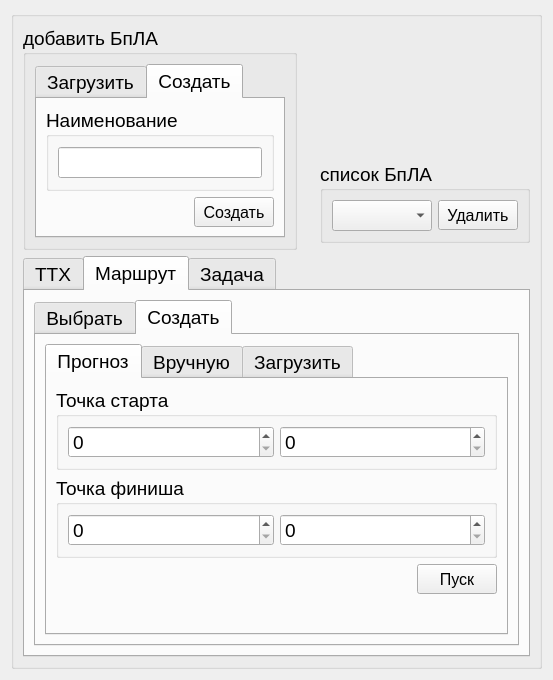
The window that src/Application/GUI/UI/optdronewindow.ui (Nisitka/air-trail-generator) describes before a commit, drawn with Qt 5.
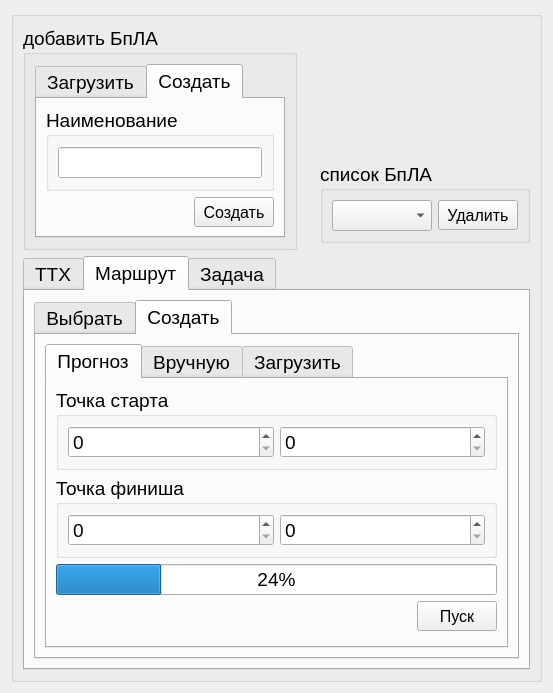
The same window after the commit.

Diff of the .ui file:
```diff
--- a/src/Application/GUI/UI/optdronewindow.ui
+++ b/src/Application/GUI/UI/optdronewindow.ui
@@ -458,6 +458,13 @@
                     </layout>
                    </widget>
                   </item>
+                  <item>
+                   <widget class="QProgressBar" name="predictProgressBar">
+                    <property name="value">
+                     <number>24</number>
+                    </property>
+                   </widget>
+                  </item>
                   <item>
                    <layout class="QHBoxLayout" name="horizontalLayout_6">
                     <item>
```
Left out of the diff: 4 changed lines with no effect on the pictures.
